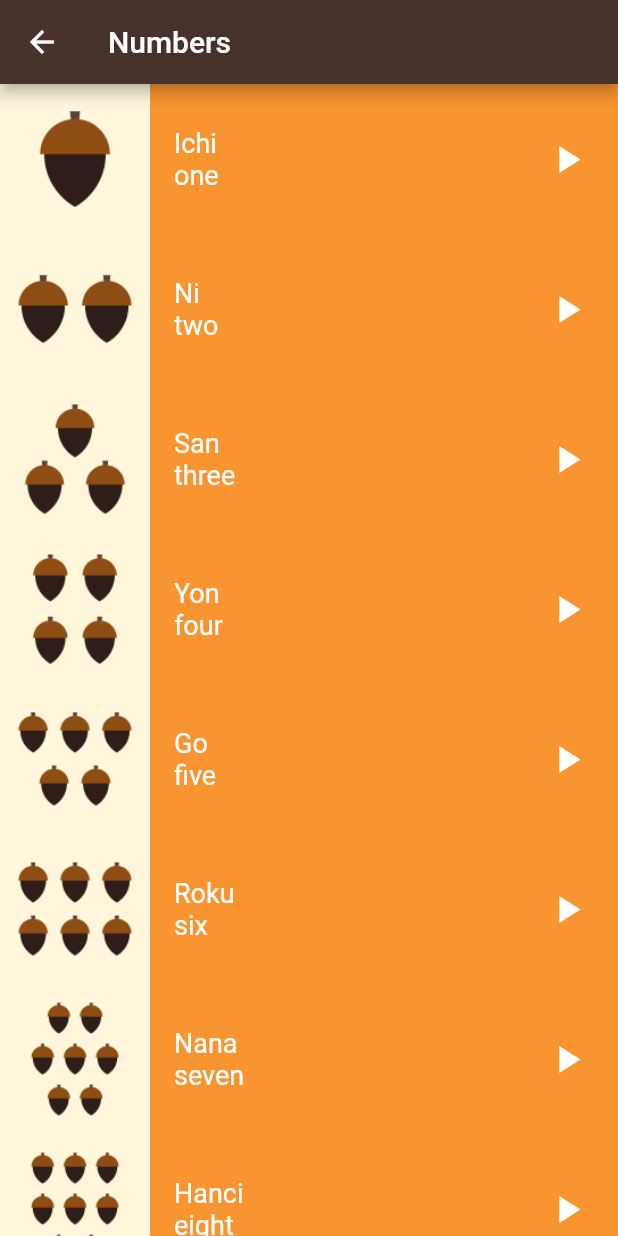
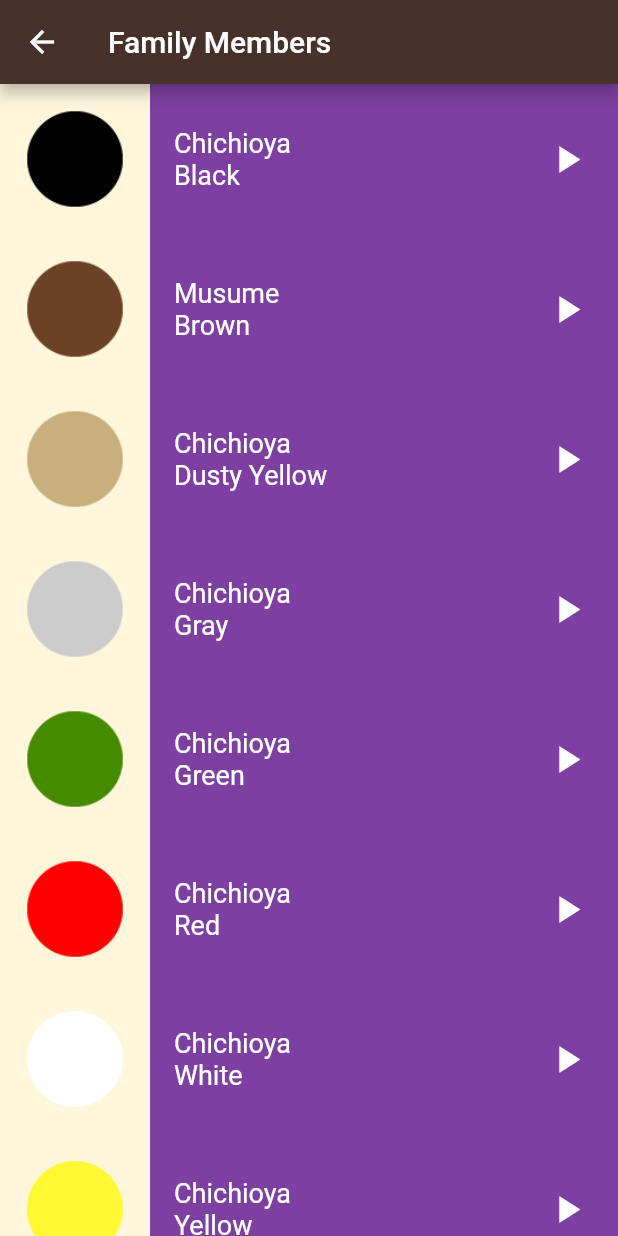
Before and after one commit to moustafa3laa2/TokuApp, a Flutter app: the screen it shows after launch, after a tap on "Colors", on a phone screen of 412 x 824 dp. Run offline on Flutter 3.47's test engine with Material 2 defaults, Android fonts, the phone set to English and light mode, and no system bars; our stand-ins replace audioplayers.

Commit message:
Colors Screen

```diff
--- /dev/null
+++ b/lib/screens/colors_screen.dart
@@ -0,0 +1,69 @@
+import 'package:flutter/material.dart';
+import 'package:toku/models/items.dart';
+import 'package:toku/widgets/items_category.dart';
+
+class ColorsScreen extends StatelessWidget {
+  const ColorsScreen({Key? key}) : super(key: key);
+  final List<Items> items = const [
+    Items(
+        sound: 'sounds/colors/black.wav',
+        image: 'assets/images/colors/color_black.png',
+        jpName: 'Chichioya',
+        enName: 'Black'),
+    Items(
+        sound: 'sounds/colors/brown.wav',
+        image: 'assets/images/colors/color_brown.png',
+        jpName: 'Musume',
+        enName: 'Brown'),
+    Items(
+        sound: 'sounds/colors/dusty yellow.wav',
+        image: 'assets/images/colors/color_dusty_yellow.png',
+        jpName: 'Chichioya',
+        enName: 'Dusty Yellow'),
+    Items(
+        sound: 'sounds/colors/gray.wav',
+        image: 'assets/images/colors/color_gray.png',
+        jpName: 'Chichioya',
+        enName: 'Gray'),
+    Items(
+        sound: 'sounds/colors/green.wav',
+        image: 'assets/images/colors/color_green.png',
+        jpName: 'Chichioya',
+        enName: 'Green'),
+    Items(
+        sound: 'sounds/colors/red.wav',
+        image: 'assets/images/colors/color_red.png',
+        jpName: 'Chichioya',
+        enName: 'Red'),
+    Items(
+        sound: 'sounds/colors/white.wav',
+        image: 'assets/images/colors/color_white.png',
+        jpName: 'Chichioya',
+        enName: 'White'),
+    Items(
+        sound: 'sounds/colors/yellow.wav',
+        image: 'assets/images/colors/yellow.png',
+        jpName: 'Chichioya',
+        enName: 'Yellow'),
+
+  ];
+
+  @override
+  Widget build(BuildContext context) {
+    return Scaffold(
+      appBar: AppBar(
+        title: const Text('Family Members'),
+        backgroundColor: const Color(0xff46322B),
+      ),
+      body: ListView.builder(
+        itemCount: items.length,
+        itemBuilder: (context, index) {
+          return ItemsCategory(
+            items: items[index],
+            color: const Color(0xff7D40A2),
+          );
+        },
+      ),
+    );
+  }
+}
--- a/lib/screens/home_screen.dart
+++ b/lib/screens/home_screen.dart
@@ -1,4 +1,5 @@
 import 'package:flutter/material.dart';
+import 'package:toku/screens/colors_screen.dart';
 import 'package:toku/screens/family_screen.dart';
 import 'package:toku/screens/numbers_screen.dart';
 import 'package:toku/widgets/home_container.dart';
@@ -40,7 +41,7 @@ class HomeScreen extends StatelessWidget {
             onTapp: () => Navigator.push(
               context,
               MaterialPageRoute<void>(
-                builder: (BuildContext context) => const NumbersScreen(),
+                builder: (BuildContext context) => const ColorsScreen(),
               ),
             ),
             text: 'Colors',
```
